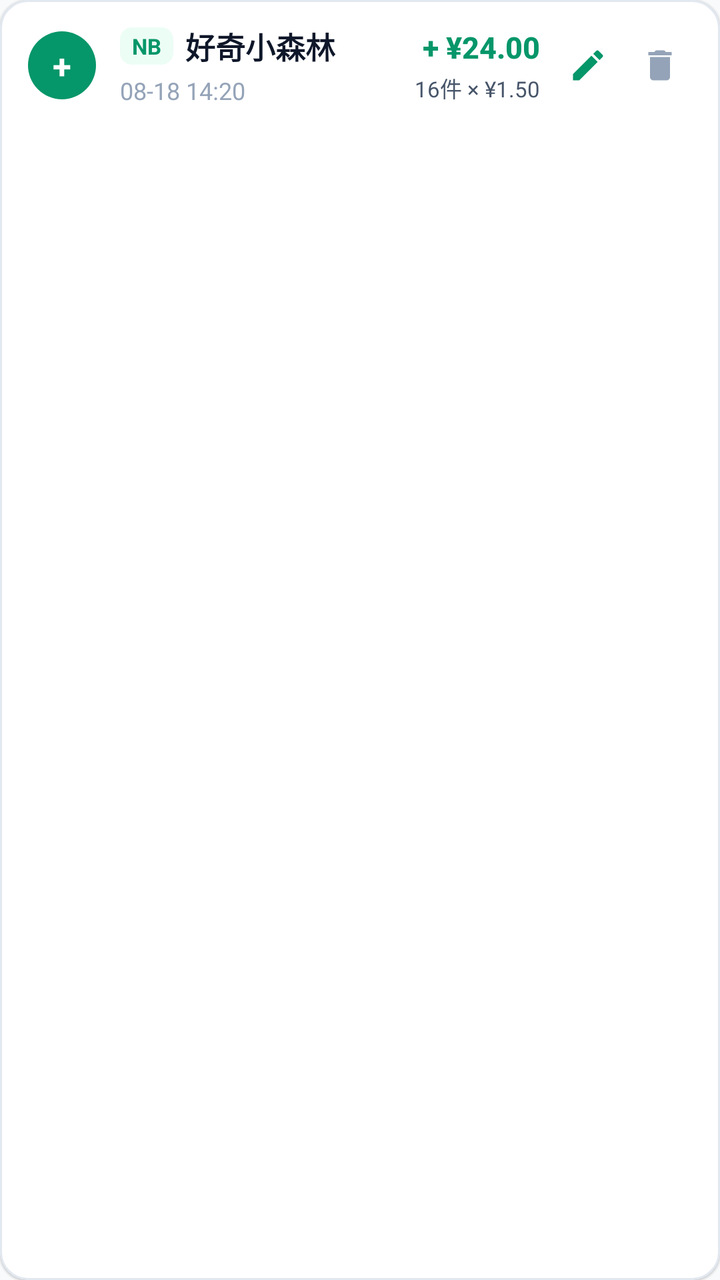
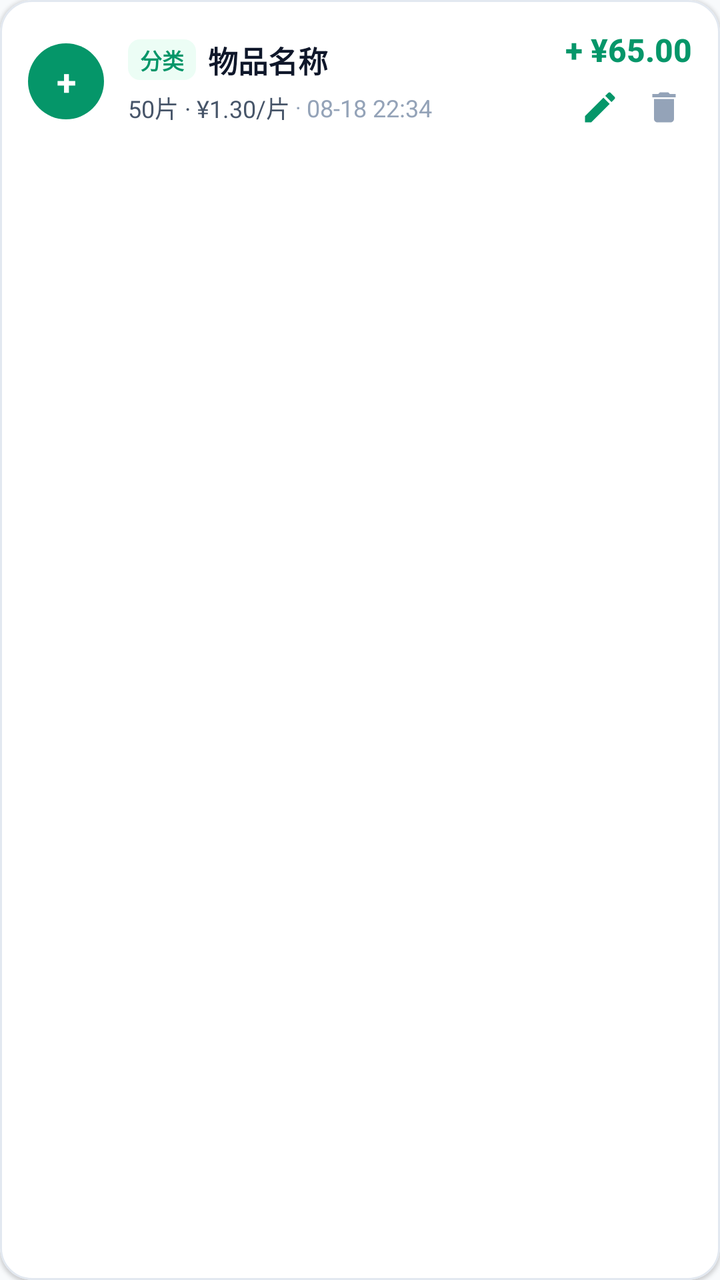

Compare the two renders of this Android layout. The source of the first and the diff that turns it into the second are given below.
<!-- AndroidManifest.xml: application theme Theme.DiaperTracker -->
<!-- res/layout/row_history.xml -->
<?xml version="1.0" encoding="utf-8"?>
<com.google.android.material.card.MaterialCardView
    xmlns:android="http://schemas.android.com/apk/res/android"
    xmlns:app="http://schemas.android.com/apk/res-auto"
    android:layout_width="match_parent"
    android:layout_height="wrap_content"
    android:layout_marginHorizontal="16dp"
    android:layout_marginBottom="8dp"
    app:cardCornerRadius="14dp"
    app:cardElevation="0.5dp"
    app:cardBackgroundColor="@color/card"
    app:strokeColor="@color/card_border"
    app:strokeWidth="1dp">

    <LinearLayout
        android:layout_width="match_parent"
        android:layout_height="wrap_content"
        android:orientation="vertical"
        android:paddingHorizontal="14dp"
        android:paddingVertical="12dp">

        <LinearLayout
            android:layout_width="match_parent"
            android:layout_height="wrap_content"
            android:orientation="horizontal"
            android:gravity="center_vertical">

            
            <TextView
                android:id="@+id/badge"
                android:layout_width="34dp"
                android:layout_height="34dp"
                android:gravity="center"
                android:text="+"
                android:textColor="#FFFFFF"
                android:textSize="17sp"
                android:textStyle="bold"
                android:background="@drawable/bg_avatar" />

            <LinearLayout
                android:layout_width="0dp"
                android:layout_height="wrap_content"
                android:layout_weight="1"
                android:orientation="vertical"
                android:layout_marginStart="12dp">

                
                <LinearLayout
                    android:layout_width="wrap_content"
                    android:layout_height="wrap_content"
                    android:orientation="horizontal"
                    android:gravity="center_vertical">

                    <TextView
                        android:id="@+id/category_tag"
                        android:layout_width="wrap_content"
                        android:layout_height="wrap_content"
                        android:text="NB"
                        android:textSize="11sp"
                        android:textStyle="bold"
                        android:textColor="@color/primary"
                        android:background="@drawable/bg_cat_tag"
                        android:paddingHorizontal="6dp"
                        android:paddingVertical="2dp"
                        android:layout_marginEnd="6dp" />

                    <TextView
                        android:id="@+id/brand"
                        android:layout_width="wrap_content"
                        android:layout_height="wrap_content"
                        android:text="好奇小森林"
                        android:textSize="15sp"
                        android:textStyle="bold"
                        android:textColor="@color/text_primary"
                        android:fontFamily="sans-serif-medium" />
                </LinearLayout>

                
                <TextView
                    android:id="@+id/time"
                    android:layout_width="wrap_content"
                    android:layout_height="wrap_content"
                    android:text="08-18 14:20"
                    android:textSize="12sp"
                    android:textColor="@color/text_tertiary"
                    android:layout_marginTop="3dp" />
            </LinearLayout>

            <LinearLayout
                android:layout_width="wrap_content"
                android:layout_height="wrap_content"
                android:orientation="vertical"
                android:gravity="end"
                android:layout_marginStart="8dp">

                
                <TextView
                    android:id="@+id/amount"
                    android:layout_width="wrap_content"
                    android:layout_height="wrap_content"
                    android:text="+ ¥24.00"
                    android:textSize="15sp"
                    android:textStyle="bold"
                    android:textColor="@color/primary"
                    android:fontFamily="sans-serif-medium" />

                
                <TextView
                    android:id="@+id/qtyInfo"
                    android:layout_width="wrap_content"
                    android:layout_height="wrap_content"
                    android:text="16件 × ¥1.50"
                    android:textSize="11sp"
                    android:textColor="@color/text_secondary"
                    android:layout_marginTop="2dp" />
            </LinearLayout>

            
            <ImageView
                android:id="@+id/editBtn"
                android:layout_width="32dp"
                android:layout_height="32dp"
                android:layout_marginStart="8dp"
                android:src="@drawable/ic_edit"
                app:tint="@color/primary"
                android:background="?attr/selectableItemBackgroundBorderless"
                android:contentDescription="编辑记录"
                android:padding="6dp" />

            
            <ImageView
                android:id="@+id/deleteBtn"
                android:layout_width="32dp"
                android:layout_height="32dp"
                android:layout_marginStart="4dp"
                android:src="@drawable/ic_delete"
                app:tint="@color/text_hint"
                android:background="?attr/selectableItemBackgroundBorderless"
                android:contentDescription="@string/delete_entry"
                android:padding="6dp" />
        </LinearLayout>

        
        <TextView
            android:id="@+id/notes_text"
            android:layout_width="match_parent"
            android:layout_height="wrap_content"
            android:text="备注: 618京东自营购入"
            android:textSize="12sp"
            android:textColor="@color/text_secondary"
            android:background="@drawable/bg_qty"
            android:paddingHorizontal="8dp"
            android:paddingVertical="4dp"
            android:layout_marginTop="8dp"
            android:visibility="gone" />

    </LinearLayout>

</com.google.android.material.card.MaterialCardView>
<!-- resources referenced by this layout -->
<resources>
  <color name="card">#FFFFFF</color>
  <color name="card_border">#E2E8F0</color>
  <color name="primary">#059669</color>
  <color name="text_hint">#94A3B8</color>
  <color name="text_primary">#0F172A</color>
  <color name="text_secondary">#475569</color>
  <color name="text_tertiary">#94A3B8</color>
  <!-- drawable bg_avatar (drawable) -->
  <?xml version="1.0" encoding="utf-8"?>
  <shape xmlns:android="http://schemas.android.com/apk/res/android" android:shape="oval">
      <solid android:color="@color/primary" />
  </shape>
  <!-- drawable bg_cat_tag (drawable) -->
  <?xml version="1.0" encoding="utf-8"?>
  <shape xmlns:android="http://schemas.android.com/apk/res/android"
      android:shape="rectangle">
      <solid android:color="@color/primary_surface" />
      <corners android:radius="6dp" />
  </shape>
  <!-- drawable bg_qty (drawable) -->
  <?xml version="1.0" encoding="utf-8"?>
  <shape xmlns:android="http://schemas.android.com/apk/res/android">
      <solid android:color="@color/input_bg" />
      <corners android:radius="12dp" />
      <stroke android:width="1dp" android:color="@color/card_border" />
  </shape>
  <!-- drawable ic_delete (drawable) -->
  <?xml version="1.0" encoding="utf-8"?>
  <vector xmlns:android="http://schemas.android.com/apk/res/android"
      android:width="24dp"
      android:height="24dp"
      android:viewportWidth="24"
      android:viewportHeight="24"
      android:tint="@color/text_secondary">
      <path
          android:fillColor="#FFFFFFFF"
          android:pathData="M6,19c0,1.1 0.9,2 2,2h8c1.1,0 2,-0.9 2,-2V7H6v12zM19,4h-3.5l-1,-1h-5l-1,1H5v2h14V4z" />
  </vector>
  <!-- drawable ic_edit (drawable) -->
  <vector xmlns:android="http://schemas.android.com/apk/res/android"
      android:width="24dp"
      android:height="24dp"
      android:viewportWidth="24"
      android:viewportHeight="24">
      <path
          android:fillColor="#FFFFFFFF"
          android:pathData="M3,17.25V21h3.75L17.81,9.94l-3.75,-3.75L3,17.25zM20.71,7.04c0.39,-0.39 0.39,-1.02 0,-1.41l-2.34,-2.34c-0.39,-0.39 -1.02,-0.39 -1.41,0l-1.83,1.83 3.75,3.75 1.83,-1.83z" />
  </vector>
  <string name="delete_entry">确定要删除这条记录吗？</string>
  <style name="Theme.DiaperTracker" parent="Theme.Material3.DayNight.NoActionBar">
          <item name="colorPrimary">@color/primary</item>
          <item name="colorPrimaryDark">@color/primary_dark</item>
          <item name="colorSecondary">@color/accent</item>
          <item name="android:colorBackground">@color/background</item>
          <item name="android:statusBarColor">@color/primary_dark</item>
          <item name="android:windowLightStatusBar">false</item>
          <item name="android:navigationBarColor">@color/card</item>
          <item name="android:windowLightNavigationBar">true</item>
      </style>
  <color name="primary_surface">#ECFDF5</color>
  <color name="input_bg">#F1F5F9</color>
  <color name="primary_dark">#047857</color>
  <color name="accent">#F59E0B</color>
  <color name="background">#F8FAFC</color>
</resources>

<!-- the commit's change to res/layout/row_history.xml (unified diff, before → after) -->
@@ -5,9 +5,9 @@
     android:layout_width="match_parent"
     android:layout_height="wrap_content"
     android:layout_marginHorizontal="16dp"
-    android:layout_marginBottom="8dp"
-    app:cardCornerRadius="14dp"
-    app:cardElevation="0.5dp"
+    android:layout_marginBottom="10dp"
+    app:cardCornerRadius="16dp"
+    app:cardElevation="1dp"
     app:cardBackgroundColor="@color/card"
     app:strokeColor="@color/card_border"
     app:strokeWidth="1dp">
@@ -17,8 +17,9 @@
         android:layout_height="wrap_content"
         android:orientation="vertical"
         android:paddingHorizontal="14dp"
-        android:paddingVertical="12dp">
+        android:paddingVertical="14dp">
 
+        
         <LinearLayout
             android:layout_width="match_parent"
             android:layout_height="wrap_content"
@@ -28,25 +29,27 @@
             
             <TextView
                 android:id="@+id/badge"
-                android:layout_width="34dp"
-                android:layout_height="34dp"
+                android:layout_width="38dp"
+                android:layout_height="38dp"
                 android:gravity="center"
                 android:text="+"
                 android:textColor="#FFFFFF"
-                android:textSize="17sp"
+                android:textSize="18sp"
                 android:textStyle="bold"
                 android:background="@drawable/bg_avatar" />
 
+            
             <LinearLayout
                 android:layout_width="0dp"
                 android:layout_height="wrap_content"
                 android:layout_weight="1"
                 android:orientation="vertical"
-                android:layout_marginStart="12dp">
+                android:layout_marginStart="12dp"
+                android:layout_marginEnd="10dp">
 
                 
                 <LinearLayout
-                    android:layout_width="wrap_content"
+                    android:layout_width="match_parent"
                     android:layout_height="wrap_content"
                     android:orientation="horizontal"
                     android:gravity="center_vertical">
@@ -55,7 +58,7 @@
                         android:id="@+id/category_tag"
                         android:layout_width="wrap_content"
                         android:layout_height="wrap_content"
-                        android:text="NB"
+                        android:text="分类"
                         android:textSize="11sp"
                         android:textStyle="bold"
                         android:textColor="@color/primary"
@@ -66,78 +69,100 @@
 
                     <TextView
                         android:id="@+id/brand"
-                        android:layout_width="wrap_content"
+                        android:layout_width="0dp"
                         android:layout_height="wrap_content"
-                        android:text="好奇小森林"
+                        android:layout_weight="1"
+                        android:text="物品名称"
                         android:textSize="15sp"
                         android:textStyle="bold"
                         android:textColor="@color/text_primary"
-                        android:fontFamily="sans-serif-medium" />
+                        android:fontFamily="sans-serif-medium"
+                        android:maxLines="1"
+                        android:ellipsize="end" />
                 </LinearLayout>
 
                 
-                <TextView
-                    android:id="@+id/time"
-                    android:layout_width="wrap_content"
+                <LinearLayout
+                    android:layout_width="match_parent"
                     android:layout_height="wrap_content"
-                    android:text="08-18 14:20"
-                    android:textSize="12sp"
-                    android:textColor="@color/text_tertiary"
-                    android:layout_marginTop="3dp" />
+                    android:orientation="horizontal"
+                    android:gravity="center_vertical"
+                    android:layout_marginTop="4dp">
+
+                    <TextView
+                        android:id="@+id/qtyInfo"
+                        android:layout_width="wrap_content"
+                        android:layout_height="wrap_content"
+                        android:text="50片 · ¥1.30/片"
+                        android:textSize="12sp"
+                        android:textColor="@color/text_secondary" />
+
+                    <TextView
+                        android:layout_width="wrap_content"
+                        android:layout_height="wrap_content"
+                        android:text=" · "
+                        android:textSize="11sp"
+                        android:textColor="@color/text_tertiary" />
+
+                    <TextView
+                        android:id="@+id/time"
+                        android:layout_width="wrap_content"
+                        android:layout_height="wrap_content"
+                        android:text="08-18 22:34"
+                        android:textSize="12sp"
+                        android:textColor="@color/text_tertiary" />
+                </LinearLayout>
             </LinearLayout>
 
+            
             <LinearLayout
                 android:layout_width="wrap_content"
                 android:layout_height="wrap_content"
                 android:orientation="vertical"
-                android:gravity="end"
-                android:layout_marginStart="8dp">
+                android:gravity="end">
 
                 
                 <TextView
                     android:id="@+id/amount"
                     android:layout_width="wrap_content"
                     android:layout_height="wrap_content"
-                    android:text="+ ¥24.00"
-                    android:textSize="15sp"
+                    android:text="+ ¥65.00"
+                    android:textSize="16sp"
                     android:textStyle="bold"
                     android:textColor="@color/primary"
                     android:fontFamily="sans-serif-medium" />
 
                 
-                <TextView
-                    android:id="@+id/qtyInfo"
+                <LinearLayout
                     android:layout_width="wrap_content"
                     android:layout_height="wrap_content"
-                    android:text="16件 × ¥1.50"
-                    android:textSize="11sp"
-                    android:textColor="@color/text_secondary"
-                    android:layout_marginTop="2dp" />
+                    android:orientation="horizontal"
+                    android:gravity="center_vertical"
+                    android:layout_marginTop="4dp">
+
+                    <ImageView
+                        android:id="@+id/editBtn"
+                        android:layout_width="28dp"
+                        android:layout_height="28dp"
+                        android:src="@drawable/ic_edit"
+                        app:tint="@color/primary"
+                        android:background="?attr/selectableItemBackgroundBorderless"
+                        android:contentDescription="编辑"
+                        android:padding="4dp" />
+
+                    <ImageView
+                        android:id="@+id/deleteBtn"
+                        android:layout_width="28dp"
+                        android:layout_height="28dp"
+                        android:layout_marginStart="4dp"
+                        android:src="@drawable/ic_delete"
+                        app:tint="@color/text_hint"
+                        android:background="?attr/selectableItemBackgroundBorderless"
+                        android:contentDescription="删除"
+                        android:padding="4dp" />
+                </LinearLayout>
             </LinearLayout>
 
-            
-            <ImageView
-                android:id="@+id/editBtn"
-                android:layout_width="32dp"
-                android:layout_height="32dp"
-                android:layout_marginStart="8dp"
-                android:src="@drawable/ic_edit"
-                app:tint="@color/primary"
-                android:background="?attr/selectableItemBackgroundBorderless"
-                android:contentDescription="编辑记录"
-                android:padding="6dp" />
-
-            
-            <ImageView
-                android:id="@+id/deleteBtn"
-                android:layout_width="32dp"
-                android:layout_height="32dp"
-                android:layout_marginStart="4dp"
-                android:src="@drawable/ic_delete"
-                app:tint="@color/text_hint"
-                android:background="?attr/selectableItemBackgroundBorderless"
-                android:contentDescription="@string/delete_entry"
-                android:padding="6dp" />
         </LinearLayout>
 
         
@@ -145,13 +170,13 @@
             android:id="@+id/notes_text"
             android:layout_width="match_parent"
             android:layout_height="wrap_content"
-            android:text="备注: 618京东自营购入"
+            android:text="💬 备注: 618京东自营购入"
             android:textSize="12sp"
             android:textColor="@color/text_secondary"
             android:background="@drawable/bg_qty"
-            android:paddingHorizontal="8dp"
-            android:paddingVertical="4dp"
-            android:layout_marginTop="8dp"
+            android:paddingHorizontal="10dp"
+            android:paddingVertical="5dp"
+            android:layout_marginTop="10dp"
             android:visibility="gone" />
 
     </LinearLayout>
<!-- resource entries referenced after the edit -->
@@ -48,7 +48,6 @@
           android:fillColor="#FFFFFFFF"
           android:pathData="M3,17.25V21h3.75L17.81,9.94l-3.75,-3.75L3,17.25zM20.71,7.04c0.39,-0.39 0.39,-1.02 0,-1.41l-2.34,-2.34c-0.39,-0.39 -1.02,-0.39 -1.41,0l-1.83,1.83 3.75,3.75 1.83,-1.83z" />
   </vector>
-  <string name="delete_entry">确定要删除这条记录吗？</string>
   <style name="Theme.DiaperTracker" parent="Theme.Material3.DayNight.NoActionBar">
           <item name="colorPrimary">@color/primary</item>
           <item name="colorPrimaryDark">@color/primary_dark</item>
